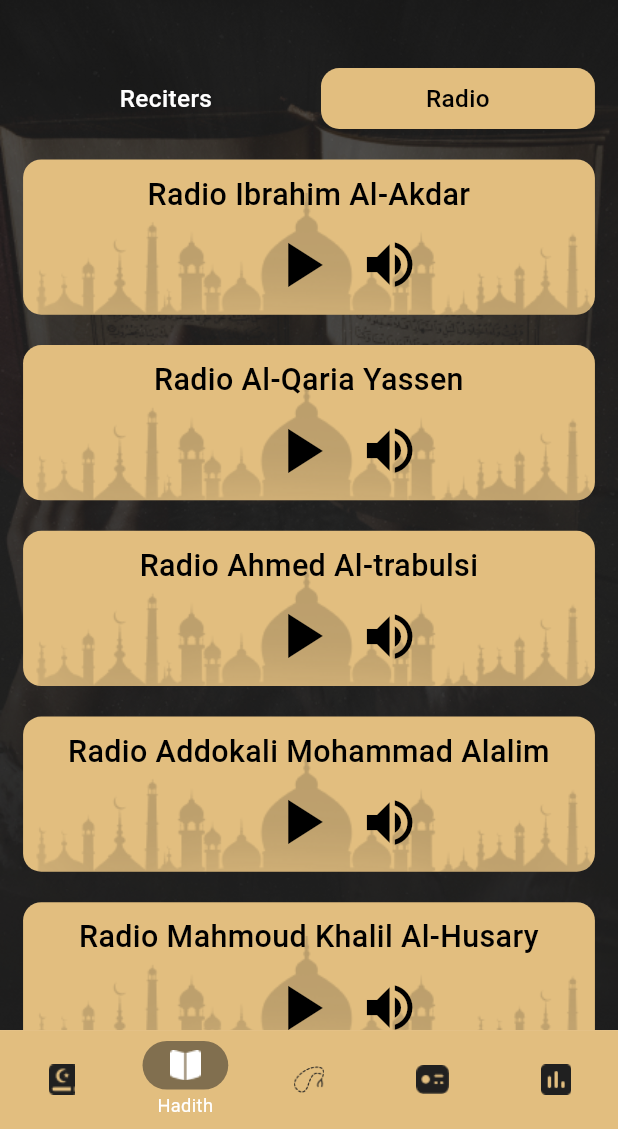
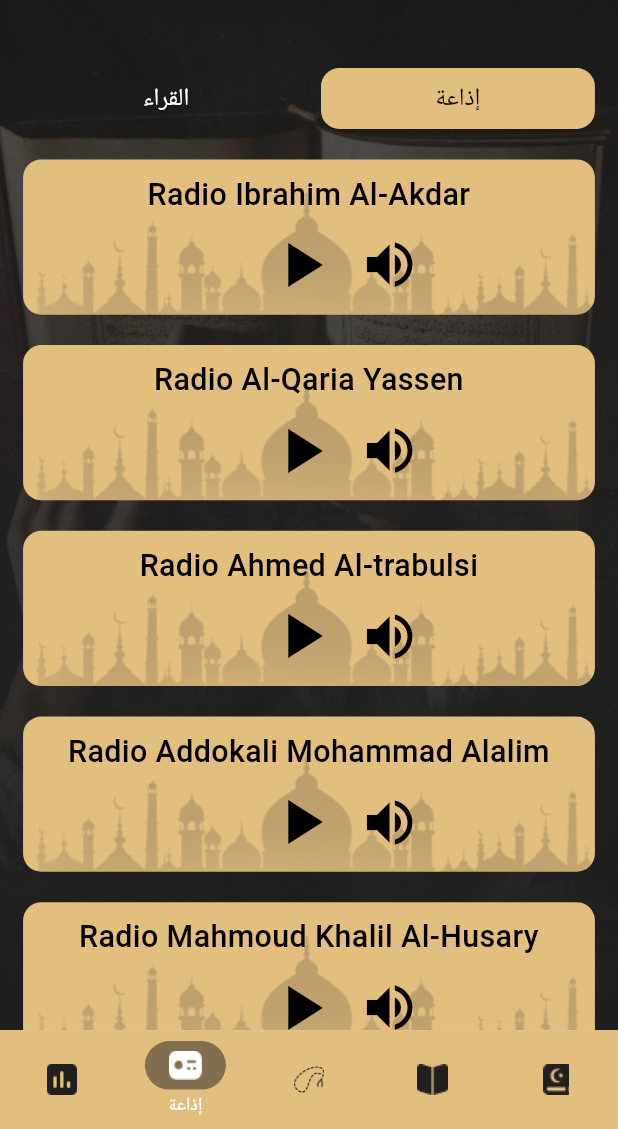
Before and after one commit to AhmedMohamedHabashi/Islami, a Flutter app: the screen it shows after launch, on a phone screen of 412 x 824 dp, the part 107-1236 px from its top. Run offline on Flutter 3.47's test engine with Material 3 defaults, Android fonts, the light colour scheme and no system bars; our stand-ins replace bloc, connectivity_plus, dio, equatable, flutter_bloc, flutter_screenutil and 3 more.

Commit message:
feat: enhance radio feature with new routes and UI components

```diff
--- a/lib/config/routes/app_router.dart
+++ b/lib/config/routes/app_router.dart
@@ -1,20 +1,63 @@
 import 'package:go_router/go_router.dart';
 import 'package:islami/config/routes/route_names.dart';
+import 'package:islami/core/shared/widgets/radio/main_layout.dart';
 import 'package:islami/features/radio/presentation/views/radio_view.dart';
+import 'package:islami/features/radio/presentation/views/widgets/coming_soon_page.dart';
 
 class AppRouter {
   static final GoRouter router = GoRouter(
     initialLocation: RouteNames.radio,
     routes: [
-      GoRoute(
-        path: RouteNames.radio,
-        builder: (context, state) => const RadioView(),
+      StatefulShellRoute.indexedStack(
+        builder: (context, state, navigationShell) =>
+            MainLayout(navigationShell: navigationShell),
+        branches: [
+          StatefulShellBranch(
+            routes: [
+              GoRoute(
+                path: RouteNames.quran,
+                builder: (_, _) => const ComingSoonPage(title: 'Quran'),
+              ),
+            ],
+          ),
+          StatefulShellBranch(
+            routes: [
+              GoRoute(
+                path: RouteNames.hadith,
+                builder: (_, _) => const ComingSoonPage(title: 'Hadith'),
+              ),
+            ],
+          ),
+          StatefulShellBranch(
+            routes: [
+              GoRoute(
+                path: RouteNames.tasbih,
+                builder: (_, _) => const ComingSoonPage(title: 'Tasbih'),
+              ),
+            ],
+          ),
+          StatefulShellBranch(
+            routes: [
+              GoRoute(
+                path: RouteNames.radio,
+                builder: (_, _) => const RadioView(),
+              ),
+            ],
+          ),
+          StatefulShellBranch(
+            routes: [
+              GoRoute(
+                path: RouteNames.time,
+                builder: (_, _) => const ComingSoonPage(title: 'Time'),
+              ),
+            ],
+          ),
+        ],
       ),
-
-      // GoRoute(
+    ],
+  );
+}
+ // GoRoute(
       //   path: RouteNames.onboarding,
       //   // builder: (context, state) => const OnboardingView(),
       // ),
-    ],
-  );
-}
--- a/lib/config/routes/route_names.dart
+++ b/lib/config/routes/route_names.dart
@@ -5,4 +5,9 @@
 
   static const String home = '/home';
   static const String radio = '/radio';
+
+  static const String quran = '/quran';
+  static const String hadith = '/hadith';
+  static const String tasbih = '/tasbih';
+  static const String time = '/time';
 }
--- a/lib/core/shared/widgets/radio/custom_radio_bottom.dart
+++ b/lib/core/shared/widgets/radio/custom_radio_bottom.dart
@@ -1,6 +1,7 @@
 import 'package:flutter/material.dart';
 import 'package:flutter_screenutil/flutter_screenutil.dart';
 import 'package:islami/core/constants/app_icons.dart';
+import 'package:islami/core/localization/l10n/app_localizations.dart';
 import 'package:islami/core/themes/colors/app_colors.dart';
 import 'package:islami/core/themes/text_style/app_text_styles.dart';
 
@@ -15,15 +16,25 @@
   final ValueChanged<int>? onItemSelected;
 
   static const _icons = [
+    AppIcons.quranIcon,
+    AppIcons.hadithIcon,
+    AppIcons.sbhaIcon,
+    AppIcons.radioIcon,
     AppIcons.timeIcon,
-    AppIcons.radioIcon,
-    AppIcons.sbhaIcon,
-    AppIcons.hadithIcon,
-    AppIcons.quranIcon,
   ];
-  static const _labels = ['Time', 'Radio', 'Tasbih', 'Hadith', 'Quran'];
   @override
   Widget build(BuildContext context) {
+    final l10n = AppLocalizations.of(context)!;
+    debugPrint(
+      'locale: ${Localizations.localeOf(context)} | name: ${l10n.localeName} | radio: ${l10n.radio}',
+    );
+    final labels = [
+      l10n.quran,
+      l10n.hadith,
+      l10n.tasbih,
+      l10n.radio,
+      l10n.time,
+    ];
     return ColoredBox(
       color: AppColors.primary,
       child: SafeArea(
@@ -43,8 +54,8 @@
                         AnimatedContainer(
                           duration: const Duration(milliseconds: 250),
                           padding: EdgeInsets.symmetric(
-                            horizontal: isSelected ? 16.w : 0,
-                            vertical: isSelected ? 6.h : 0,
+                            horizontal: isSelected ? 16 : 0,
+                            vertical: isSelected ? 6 : 0,
                           ),
                           decoration: BoxDecoration(
                             color: isSelected
@@ -62,7 +73,7 @@
                         if (isSelected) ...[
                           SizedBox(height: 2.h),
                           Text(
-                            _labels[index],
+                            labels[index],
                             style: AppTextStyles.caption12.copyWith(
                               color: AppColors.white,
                             ),
--- /dev/null
+++ b/lib/core/shared/widgets/radio/main_layout.dart
@@ -0,0 +1,23 @@
+import 'package:flutter/material.dart';
+import 'package:go_router/go_router.dart';
+import 'package:islami/core/shared/widgets/radio/custom_radio_bottom.dart';
+
+class MainLayout extends StatelessWidget {
+  const MainLayout({super.key, required this.navigationShell});
+
+  final StatefulNavigationShell navigationShell;
+
+  @override
+  Widget build(BuildContext context) {
+    return Scaffold(
+      body: navigationShell,
+      bottomNavigationBar: CustomRadioBottom(
+        selectedIndex: navigationShell.currentIndex,
+        onItemSelected: (index) => navigationShell.goBranch(
+          index,
+          initialLocation: index == navigationShell.currentIndex,
+        ),
+      ),
+    );
+  }
+}
--- a/lib/features/radio/presentation/views/radio_view.dart
+++ b/lib/features/radio/presentation/views/radio_view.dart
@@ -4,7 +4,6 @@
 import 'package:islami/features/radio/presentation/cubit/radio_cubit.dart';
 import 'package:islami/features/radio/presentation/cubit/radio_state.dart';
 import 'package:islami/features/radio/presentation/views/widgets/radio_body.dart';
-import 'package:islami/core/shared/widgets/radio/custom_radio_bottom.dart';
 
 class RadioView extends StatelessWidget {
   const RadioView({
@@ -59,10 +58,6 @@
             },
           ),
         ),
-        bottomNavigationBar: CustomRadioBottom(
-          selectedIndex: selectedNavigationIndex,
-          onItemSelected: onNavigationItemSelected,
-        ),
       ),
     );
   }
--- /dev/null
+++ b/lib/features/radio/presentation/views/widgets/coming_soon_page.dart
@@ -0,0 +1,12 @@
+import 'package:flutter/material.dart';
+
+class ComingSoonPage extends StatelessWidget {
+  const ComingSoonPage({super.key, required this.title});
+
+  final String title;
+
+  @override
+  Widget build(BuildContext context) {
+    return Center(child: Text('$title - Coming soon'));
+  }
+}
--- a/lib/features/radio/presentation/views/widgets/radio_tab_bar.dart
+++ b/lib/features/radio/presentation/views/widgets/radio_tab_bar.dart
@@ -14,14 +14,12 @@
   final int selectedIndex;
   final ValueChanged<int>? onTabChanged;
 
-  static const _tabs = ['Radio', 'Reciters'];
-
   @override
   Widget build(BuildContext context) {
     final l10n = AppLocalizations.of(context)!;
     final tabs = [l10n.radio, l10n.reciters];
     return Row(
-      children: List.generate(_tabs.length, (index) {
+      children: List.generate(tabs.length, (index) {
         final isSelected = selectedIndex == index;
 
         return Expanded(
@@ -37,7 +35,7 @@
                   height: 40.h,
                   child: Center(
                     child: Text(
-                      _tabs[index],
+                      tabs[index],
                       style: AppTextStyles.body16.copyWith(
                         color: isSelected ? AppColors.black : AppColors.white,
                       ),
```
